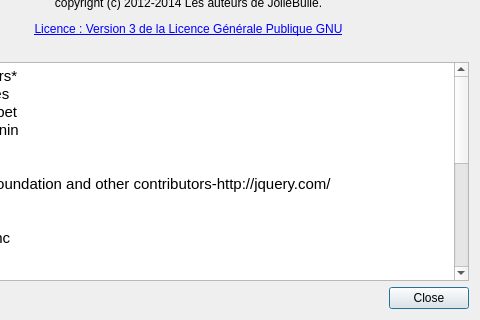
First picture: the form in joliebulle/about.ui, repository 314r/joliebulle, before the edit; both pictures show x 103 to 583 and y 112 to 432 of the 583 by 432 pixel window.
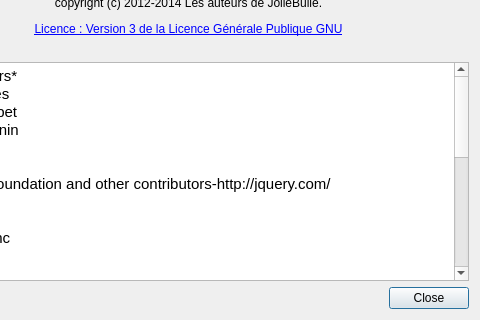
Second picture: the form after the edit.

Commit message: maj about - prêt à packager

Patch:
```diff
--- a/joliebulle/about.ui
+++ b/joliebulle/about.ui
@@ -70,7 +70,9 @@
 &lt;p style=&quot;-qt-paragraph-type:empty; margin-top:0px; margin-bottom:0px; margin-left:0px; margin-right:0px; -qt-block-indent:0; text-indent:0px; font-family:'Cantarell';&quot;&gt;&lt;br /&gt;&lt;/p&gt;
 &lt;p style=&quot; margin-top:0px; margin-bottom:0px; margin-left:0px; margin-right:0px; -qt-block-indent:0; text-indent:0px;&quot;&gt;&lt;span style=&quot; font-family:'Cantarell';&quot;&gt;*Icones Faenza &lt;/span&gt;&lt;/p&gt;
 &lt;p style=&quot; margin-top:0px; margin-bottom:0px; margin-left:0px; margin-right:0px; -qt-block-indent:0; text-indent:0px;&quot;&gt;&lt;span style=&quot; font-family:'Cantarell';&quot;&gt;par Tiheum (Matthieu James)&lt;/span&gt;&lt;/p&gt;
-&lt;p style=&quot;-qt-paragraph-type:empty; margin-top:0px; margin-bottom:0px; margin-left:0px; margin-right:0px; -qt-block-indent:0; text-indent:0px; font-family:'Cantarell';&quot;&gt;&lt;br /&gt;&lt;/p&gt;&lt;/body&gt;&lt;/html&gt;</string>
+&lt;p style=&quot;-qt-paragraph-type:empty; margin-top:0px; margin-bottom:0px; margin-left:0px; margin-right:0px; -qt-block-indent:0; text-indent:0px; font-family:'Cantarell';&quot;&gt;&lt;br /&gt;&lt;/p&gt;
+&lt;p style=&quot; margin-top:0px; margin-bottom:0px; margin-left:0px; margin-right:0px; -qt-block-indent:0; text-indent:0px;&quot;&gt;&lt;span style=&quot; font-family:'Cantarell';&quot;&gt;*Colors from Flat UI&lt;/span&gt;&lt;/p&gt;
+&lt;p style=&quot; margin-top:0px; margin-bottom:0px; margin-left:0px; margin-right:0px; -qt-block-indent:0; text-indent:0px;&quot;&gt;&lt;span style=&quot; font-family:'Cantarell';&quot;&gt;par DesignModo http://designmodo.github.io/Flat-UI/&lt;/span&gt;&lt;/p&gt;&lt;/body&gt;&lt;/html&gt;</string>
      </property>
     </widget>
    </item>
```
